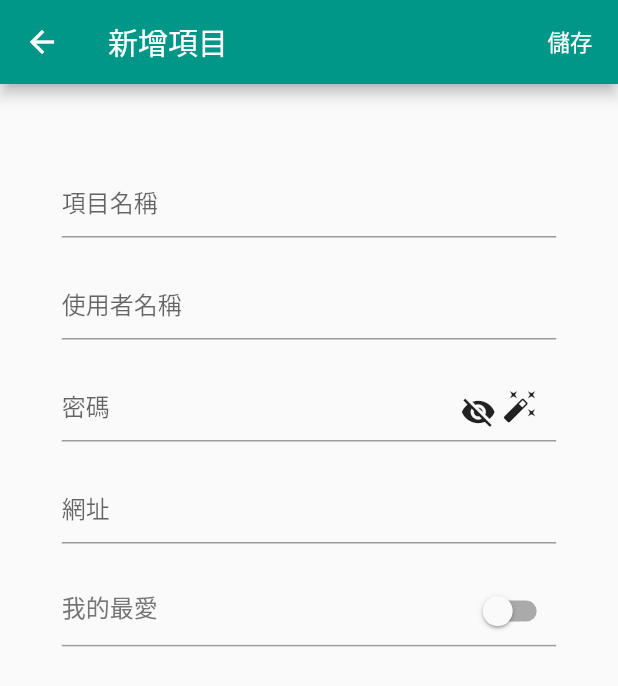
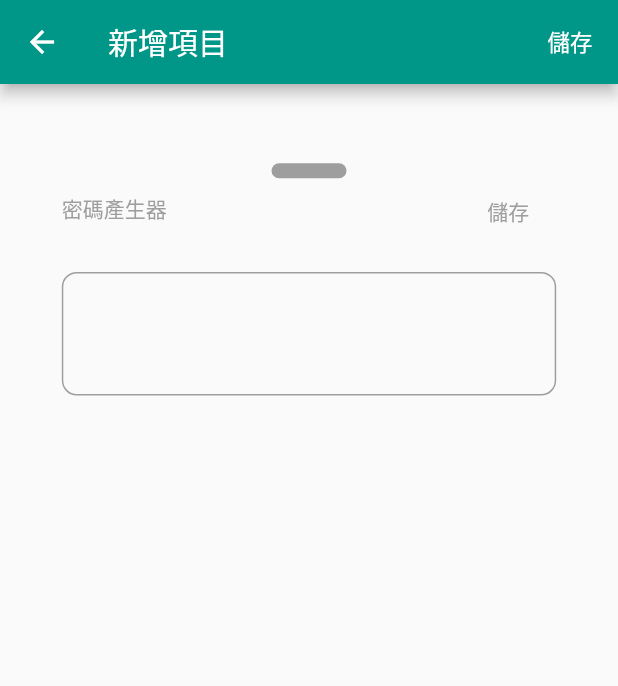
Before and after one commit to toolsPeter/d54test1, a Flutter app: the addpage screen opened directly with empty values, after a tap on the "auto fix high" icon, on a phone screen of 412 x 824 dp. Shown: the top 686 px of the screen. Run offline on Flutter 3.47's test engine with Material 3 defaults, Android fonts, the phone set to English and light mode, and no system bars; our stand-ins replace sqflite; accounts and stored records are empty.

Commit message:
d54test1

```diff
--- a/lib/addpage.dart
+++ b/lib/addpage.dart
@@ -1,3 +1,4 @@
+import 'package:flutter/cupertino.dart';
 import 'package:flutter/material.dart';
 import 'package:d54test1/Database/Manager/Datamanager.dart';
 import 'package:flutter/services.dart';
@@ -20,9 +21,10 @@ class _addpageState extends State<addpage> {
   TextEditingController _URL = TextEditingController();
   bool _URLcheck = false;
   var _URLerror = "";
-  var _reg =RegExp(r'^(https?:\/\/)?([a-z,A-Z,0-9,-,_]+\.)+[a-z,A-Z]{2,6}$');
+  var _reg = RegExp(r'^(https?:\/\/)?([a-z,A-Z,0-9,-,_]+\.)+[a-z,A-Z]{2,6}$');
 
   bool _passwordvis = true;
+
   @override
   void initState() {
     super.initState();
@@ -30,12 +32,8 @@ class _addpageState extends State<addpage> {
   }
 
   Widget build(BuildContext context) {
-    var width = MediaQuery
-        .sizeOf(context)
-        .width;
-    var height = MediaQuery
-        .sizeOf(context)
-        .height;
+    var width = MediaQuery.sizeOf(context).width;
+    var height = MediaQuery.sizeOf(context).height;
 
     return Scaffold(
       appBar: AppBar(
@@ -43,11 +41,15 @@ class _addpageState extends State<addpage> {
         actions: [
           TextButton(
               onPressed: () {
-                datamanager.instance.insurt(_projectname.text, _username.text, _password.text, _URL.text, _favourite?1:0, _id);
+                datamanager.instance.insurt(_projectname.text, _username.text,
+                    _password.text, _URL.text, _favourite ? 1 : 0, _id);
               },
               child: Text(
                 "儲存",
-                style: TextStyle(color: Colors.white, fontSize: 15,),
+                style: TextStyle(
+                  color: Colors.white,
+                  fontSize: 15,
+                ),
               ))
         ],
         backgroundColor: Color(0xff009688),
@@ -68,7 +70,7 @@ class _addpageState extends State<addpage> {
               ),
               TextField(
                 inputFormatters: [LengthLimitingTextInputFormatter(100)],
-                controller:  _username,
+                controller: _username,
                 keyboardType: TextInputType.emailAddress,
                 decoration: InputDecoration(hintText: "使用者名稱"),
               ),
@@ -88,23 +90,76 @@ class _addpageState extends State<addpage> {
                   Positioned(
                       right: 0,
                       child: IconButton(
-                          onPressed: () {}, icon: Icon(Icons.auto_fix_high))),
+                          onPressed: () {
+                            showModalBottomSheet(
+                                context: context,
+                                isScrollControlled: true,
+                                barrierColor: Color(0x00000000),
+                                builder: (BuildContext) {
+                                  return Container(
+                                    height: height*0.88,
+                                    child: Scaffold(
+                                      body: Stack(
+                                        children: [
+                                          Positioned(
+                                              top: 0,
+                                              width: width,
+                                              height: 30,
+                                              child: Center(
+                                                child: Container(
+                                                  decoration: BoxDecoration(
+                                                    color: Colors.grey,
+                                                    borderRadius: BorderRadius.circular(10.0)
+                                                  ),
+                                                  width: 50,
+                                                  height: 10,
+                                                ),
+                                              )),
+                                          Positioned(
+                                              top: 30,
+                                              width: width*0.8,
+                                              right: width*0.1,
+                                              child: Text("密碼產生器",style: TextStyle(color: Colors.grey),)),
+                                          Positioned(
+                                              top:18.5,
+                                              right: width*0.1,
+                                              child: TextButton(onPressed: (){}, child: Text("儲存",style: TextStyle(color:Colors.grey ),))),
+                                          Positioned(
+                                              top: height*0.1,
+                                              left: width*0.1,
+                                              width: width*0.8,
+                                              child: Container(
+                                                height: height*0.1,
+                                                decoration: BoxDecoration(
+                                                  border: Border.all(color: Colors.grey,width: 1.0,),
+                                                  borderRadius: BorderRadius.circular(10)
+                                                ),
+                                              ))
+                                        ],
+                                      ),
+                                    ),
+                                  );
+                                });
+                          },
+                          icon: Icon(Icons.auto_fix_high))),
                   Positioned(
                       right: 40,
                       height: 40,
                       bottom: 0,
                       child: GestureDetector(
-                        onLongPress: (){
+                        onLongPress: () {
                           setState(() {
-                            _passwordvis =false;
+                            _passwordvis = false;
                           });
                         },
-                        onLongPressUp: (){
+                        onLongPressUp: () {
                           setState(() {
-                            _passwordvis =true;
+                            _passwordvis = true;
                           });
                         },
-                        child: Icon(_passwordvis ? Icons.visibility_off:Icons.visibility),
+                        child: Icon(_passwordvis
+                            ? Icons.visibility_off
+                            : Icons.visibility),
                       ))
                 ],
               ),
@@ -115,15 +170,15 @@ class _addpageState extends State<addpage> {
                 inputFormatters: [LengthLimitingTextInputFormatter(100)],
                 controller: _URL,
                 keyboardType: TextInputType.url,
-                decoration: InputDecoration(hintText: "網址",
-                errorText: _URLcheck? _URLerror:null),
-                onChanged: (value){
+                decoration: InputDecoration(
+                    hintText: "網址", errorText: _URLcheck ? _URLerror : null),
+                onChanged: (value) {
                   print(_URL.text);
                   print(_reg.hasMatch(value));
                   setState(() {
                     _URLcheck = false;
                   });
-                  if(!_reg.hasMatch(_URL.text)){
+                  if (!_reg.hasMatch(_URL.text)) {
                     setState(() {
                       _URLerror = "請輸入正確網址格式";
                       _URLcheck = true;
@@ -140,7 +195,9 @@ class _addpageState extends State<addpage> {
                       child: Container(
                           height: 30,
                           width: width * 0.8,
-                          child: Text("我的最愛",style: TextStyle(fontSize: 16, color: Colors.grey[600])))),
+                          child: Text("我的最愛",
+                              style: TextStyle(
+                                  fontSize: 16, color: Colors.grey[600])))),
                   Positioned(
                     height: 30,
                     right: 0,
--- a/lib/homepage.dart
+++ b/lib/homepage.dart
@@ -121,11 +121,7 @@ class _homepageState extends State<homepage> {
                                         ElevatedButton(
                                             onPressed: () {
                                               Navigator.pop(context);
-                                              Navigator.pushReplacement(
-                                                  context,
-                                                  MaterialPageRoute(
-                                                      builder: (context) =>
-                                                          loginpage()));
+                                              Navigator.pushReplacement(context, MaterialPageRoute(builder: (context) => loginpage()));
                                             },
                                             child: Text("確定")),
                                         ElevatedButton(
--- a/lib/main.dart
+++ b/lib/main.dart
@@ -1,3 +1,5 @@
+import 'package:d54test1/loginpage.dart';
+import 'package:flutter/cupertino.dart';
 import 'package:flutter/material.dart';
 import 'package:d54test1/startpage.dart';
 
@@ -15,7 +17,9 @@ class MyApp extends StatelessWidget {
       theme: ThemeData(
           useMaterial3: false,
           drawerTheme: DrawerThemeData(scrimColor: Color(0x00000000))),
-      home: const startpage(),
+
+      // home: const startpage(),
+      home: const loginpage(),
     );
   }
 }
```
Lines whose indentation alone changed are shown as unchanged.
